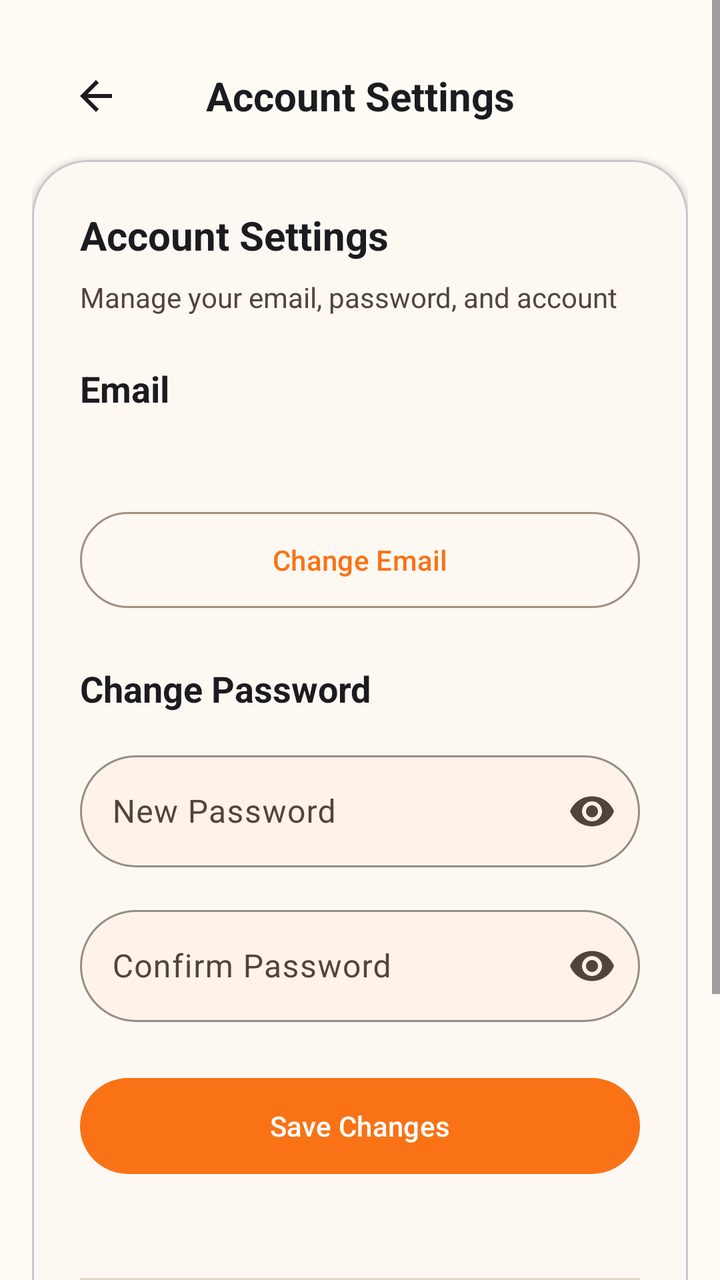
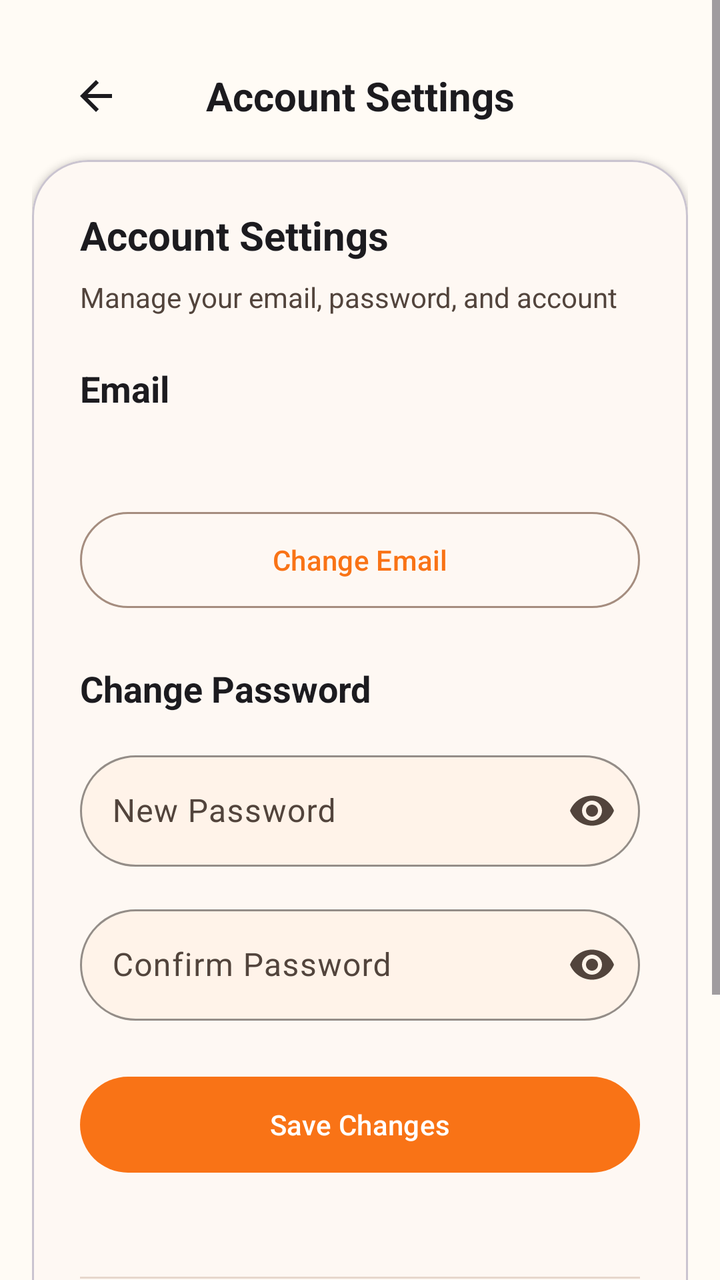

Compare the two renders of this Android layout. The source of the first and the diff that turns it into the second are given below.
<!-- AndroidManifest.xml: application theme Theme.Common_Ground -->
<!-- res/layout/fragment_account_settings.xml -->
<?xml version="1.0" encoding="utf-8"?>
<ScrollView xmlns:android="http://schemas.android.com/apk/res/android"
    xmlns:app="http://schemas.android.com/apk/res-auto"
    android:layout_width="match_parent"
    android:layout_height="match_parent"
    android:fillViewport="true"
    android:background="@color/md_surface"
    android:fitsSystemWindows="true">

    <androidx.constraintlayout.widget.ConstraintLayout
        android:layout_width="match_parent"
        android:layout_height="wrap_content"
        android:padding="@dimen/spacing_16">

        <com.google.android.material.appbar.MaterialToolbar
            android:id="@+id/toolbar"
            android:layout_width="0dp"
            android:layout_height="?attr/actionBarSize"
            android:background="@android:color/transparent"
            app:title=""
            app:contentInsetStart="0dp"
            app:layout_constraintTop_toTopOf="parent"
            app:layout_constraintStart_toStartOf="parent"
            app:layout_constraintEnd_toEndOf="parent">

            <LinearLayout
                android:layout_width="match_parent"
                android:layout_height="match_parent"
                android:gravity="center_vertical"
                android:orientation="horizontal"
                android:paddingHorizontal="@dimen/spacing_8">

                <ImageButton
                    android:id="@+id/back_button"
                    android:layout_width="48dp"
                    android:layout_height="48dp"
                    android:background="?attr/selectableItemBackgroundBorderless"
                    android:contentDescription="@string/back"
                    android:src="@drawable/ic_arrow_back"
                    app:tint="@color/md_on_surface" />

                <TextView
                    android:layout_width="0dp"
                    android:layout_height="wrap_content"
                    android:layout_weight="1"
                    android:text="@string/account_settings"
                    android:textColor="@color/md_on_surface"
                    android:textSize="@dimen/text_xl"
                    android:textStyle="bold"
                    android:gravity="center" />

                <View
                    android:layout_width="48dp"
                    android:layout_height="48dp" />
            </LinearLayout>
        </com.google.android.material.appbar.MaterialToolbar>

        <com.google.android.material.card.MaterialCardView
            android:layout_width="match_parent"
            android:layout_height="wrap_content"
            style="@style/CardView.Rounded"
            app:cardCornerRadius="@dimen/corner_radius_28"
            app:cardElevation="@dimen/elevation_2"
            app:layout_constraintTop_toBottomOf="@id/toolbar"
            app:layout_constraintBottom_toBottomOf="parent"
            app:layout_constraintStart_toStartOf="parent"
            app:layout_constraintEnd_toEndOf="parent">

            <LinearLayout
                android:layout_width="match_parent"
                android:layout_height="wrap_content"
                android:orientation="vertical"
                android:padding="@dimen/spacing_24">

                <TextView
                    android:layout_width="match_parent"
                    android:layout_height="wrap_content"
                    android:text="@string/account_settings"
                    android:textColor="@color/md_on_surface"
                    android:textSize="@dimen/text_xl"
                    android:textStyle="bold"
                    android:layout_marginBottom="@dimen/spacing_8" />

                <TextView
                    android:layout_width="match_parent"
                    android:layout_height="wrap_content"
                    android:text="@string/account_settings_description"
                    android:textColor="@color/md_on_surface_variant"
                    android:textSize="@dimen/text_sm"
                    android:layout_marginBottom="@dimen/spacing_24" />

                <TextView
                    android:layout_width="wrap_content"
                    android:layout_height="wrap_content"
                    android:text="@string/email"
                    android:textColor="@color/md_on_surface"
                    android:textSize="@dimen/text_lg"
                    android:textStyle="bold"
                    android:layout_marginBottom="@dimen/spacing_8" />

                <TextView
                    android:id="@+id/current_email_text"
                    android:layout_width="match_parent"
                    android:layout_height="wrap_content"
                    android:textColor="@color/md_on_surface_variant"
                    android:textSize="@dimen/text_base"
                    android:layout_marginBottom="@dimen/spacing_16" />

                <com.google.android.material.button.MaterialButton
                    android:id="@+id/change_email_button"
                    style="@style/Button.Outlined"
                    android:layout_width="match_parent"
                    android:layout_height="wrap_content"
                    android:text="@string/change_email"
                    android:layout_marginBottom="@dimen/spacing_24" />

                <TextView
                    android:layout_width="wrap_content"
                    android:layout_height="wrap_content"
                    android:text="@string/change_password"
                    android:textColor="@color/md_on_surface"
                    android:textSize="@dimen/text_lg"
                    android:textStyle="bold"
                    android:layout_marginBottom="@dimen/spacing_16" />

                <com.google.android.material.textfield.TextInputLayout
                    android:id="@+id/new_password_layout"
                    style="@style/TextInputLayout.Rounded"
                    android:layout_width="match_parent"
                    android:layout_height="wrap_content"
                    android:layout_marginBottom="@dimen/spacing_16"
                    app:endIconMode="password_toggle">

                    <com.google.android.material.textfield.TextInputEditText
                        android:id="@+id/new_password_edit"
                        android:layout_width="match_parent"
                        android:layout_height="@dimen/input_height"
                        android:hint="@string/new_password"
                        android:inputType="textPassword" />
                </com.google.android.material.textfield.TextInputLayout>

                <com.google.android.material.textfield.TextInputLayout
                    android:id="@+id/confirm_password_layout"
                    style="@style/TextInputLayout.Rounded"
                    android:layout_width="match_parent"
                    android:layout_height="wrap_content"
                    android:layout_marginBottom="@dimen/spacing_24"
                    app:endIconMode="password_toggle">

                    <com.google.android.material.textfield.TextInputEditText
                        android:id="@+id/confirm_password_edit"
                        android:layout_width="match_parent"
                        android:layout_height="@dimen/input_height"
                        android:hint="@string/confirm_password"
                        android:inputType="textPassword" />
                </com.google.android.material.textfield.TextInputLayout>

                <com.google.android.material.button.MaterialButton
                    android:id="@+id/save_password_button"
                    style="@style/Button.Filled"
                    android:layout_width="match_parent"
                    android:layout_height="wrap_content"
                    android:text="@string/save_changes"
                    android:layout_marginBottom="@dimen/spacing_32" />

                <View
                    android:layout_width="match_parent"
                    android:layout_height="1dp"
                    android:background="@color/md_outline_variant"
                    android:layout_marginVertical="@dimen/spacing_16" />

                <com.google.android.material.button.MaterialButton
                    android:id="@+id/delete_account_button"
                    style="@style/Button.Outlined"
                    android:layout_width="match_parent"
                    android:layout_height="wrap_content"
                    android:text="@string/delete_account"
                    android:textColor="@color/md_error"
                    app:strokeColor="@color/md_error"
                    android:layout_marginBottom="@dimen/spacing_16" />

                <com.google.android.material.button.MaterialButton
                    android:id="@+id/logout_button"
                    style="@style/Button.Outlined"
                    android:layout_width="match_parent"
                    android:layout_height="wrap_content"
                    android:text="@string/logout"
                    android:textColor="@color/md_on_surface_variant" />

            </LinearLayout>
        </com.google.android.material.card.MaterialCardView>
    </androidx.constraintlayout.widget.ConstraintLayout>
</ScrollView>
<!-- resources referenced by this layout -->
<resources>
  <color name="md_error">#DC2626</color>
  <color name="md_on_surface">#1C1B1F</color>
  <color name="md_on_surface_variant">#52443C</color>
  <color name="md_outline_variant">#E7D7CC</color>
  <color name="md_surface">#FFFBF5</color>
  <dimen name="corner_radius_28">28dp</dimen>
  <dimen name="elevation_2">2dp</dimen>
  <dimen name="input_height">56dp</dimen>
  <dimen name="spacing_16">16dp</dimen>
  <dimen name="spacing_24">24dp</dimen>
  <dimen name="spacing_32">32dp</dimen>
  <dimen name="spacing_8">8dp</dimen>
  <dimen name="text_base">16sp</dimen>
  <dimen name="text_lg">18sp</dimen>
  <dimen name="text_sm">14sp</dimen>
  <dimen name="text_xl">20sp</dimen>
  <!-- drawable ic_arrow_back (drawable) -->
  <vector xmlns:android="http://schemas.android.com/apk/res/android" android:autoMirrored="true" android:height="24dp" android:tint="#000000" android:viewportHeight="24" android:viewportWidth="24" android:width="24dp">
        
      <path android:fillColor="@android:color/white" android:pathData="M20,11H7.83l5.59,-5.59L12,4l-8,8 8,8 1.41,-1.41L7.83,13H20v-2z"/>
      
  </vector>
  <string name="account_settings">Account Settings</string>
  <string name="account_settings_description">Manage your email, password, and account</string>
  <string name="back">Back</string>
  <string name="change_email">Change Email</string>
  <string name="change_password">Change Password</string>
  <string name="confirm_password">Confirm Password</string>
  <string name="delete_account">Delete Account</string>
  <string name="email">Email</string>
  <string name="logout">Log Out</string>
  <string name="new_password">New Password</string>
  <string name="save_changes">Save Changes</string>
  <style name="Button.Filled" parent="Widget.Material3.Button">
          <item name="backgroundTint">@color/md_primary</item>
          <item name="android:textColor">@color/md_on_primary</item>
          <item name="cornerRadius">@dimen/corner_radius_full</item>
          <item name="android:elevation">@dimen/elevation_1</item>
          <item name="android:minHeight">@dimen/button_height</item>
      </style>
  <style name="Button.Outlined" parent="Widget.Material3.Button.OutlinedButton">
          <item name="strokeColor">@color/md_outline</item>
          <item name="android:textColor">@color/md_primary</item>
          <item name="cornerRadius">@dimen/corner_radius_full</item>
          <item name="android:minHeight">@dimen/button_height</item>
      </style>
  <style name="CardView.Rounded" parent="CardView">
          <item name="cardCornerRadius">@dimen/corner_radius_20</item>
          <item name="cardElevation">@dimen/elevation_2</item>
          <item name="cardBackgroundColor">@color/md_surface_container_low</item>
      </style>
  <color name="md_primary">#F97316</color>
  <color name="md_on_primary">#FFFFFF</color>
  <dimen name="corner_radius_full">50dp</dimen>
  <dimen name="elevation_1">1dp</dimen>
  <dimen name="button_height">56dp</dimen>
  <color name="md_outline">#A58D7F</color>
  <dimen name="corner_radius_20">20dp</dimen>
  <color name="md_surface_container_low">#FEF8F3</color>
  <color name="md_surface_container_high">#FFF3E9</color>
  <color name="md_primary_container">#FFEDD5</color>
  <color name="md_on_primary_container">#7C2D12</color>
  <color name="md_secondary">#EF4444</color>
  <color name="md_on_secondary">#FFFFFF</color>
  <color name="md_secondary_container">#FEE2E2</color>
  <color name="md_on_secondary_container">#7F1D1D</color>
  <color name="md_tertiary">#FBBF24</color>
  <color name="md_on_tertiary">#422006</color>
  <color name="md_tertiary_container">#FEF3C7</color>
  <color name="md_on_tertiary_container">#78350F</color>
  <color name="md_surface_variant">#FFF7ED</color>
  <color name="md_surface_container">#FFF7ED</color>
  <!-- unchanged entries left out for length: 2 -->
</resources>

<!-- the commit's change to res/layout/fragment_account_settings.xml (unified diff, before → after) -->
@@ -134,9 +134,11 @@
                     <com.google.android.material.textfield.TextInputEditText
                         android:id="@+id/new_password_edit"
                         android:layout_width="match_parent"
-                        android:layout_height="@dimen/input_height"
+                        android:layout_height="wrap_content"
                         android:hint="@string/new_password"
-                        android:inputType="textPassword" />
+                        android:inputType="textPassword"
+                        android:maxLines="1"
+                        android:imeOptions="actionDone"/>
                 </com.google.android.material.textfield.TextInputLayout>
 
                 <com.google.android.material.textfield.TextInputLayout
@@ -150,9 +152,11 @@
                     <com.google.android.material.textfield.TextInputEditText
                         android:id="@+id/confirm_password_edit"
                         android:layout_width="match_parent"
-                        android:layout_height="@dimen/input_height"
+                        android:layout_height="wrap_content"
                         android:hint="@string/confirm_password"
-                        android:inputType="textPassword" />
+                        android:inputType="textPassword"
+                        android:maxLines="1"
+                        android:imeOptions="actionDone"/>
                 </com.google.android.material.textfield.TextInputLayout>
 
                 <com.google.android.material.button.MaterialButton
<!-- resource entries referenced after the edit -->
@@ -7,7 +7,6 @@
   <color name="md_surface">#FFFBF5</color>
   <dimen name="corner_radius_28">28dp</dimen>
   <dimen name="elevation_2">2dp</dimen>
-  <dimen name="input_height">56dp</dimen>
   <dimen name="spacing_16">16dp</dimen>
   <dimen name="spacing_24">24dp</dimen>
   <dimen name="spacing_32">32dp</dimen>
